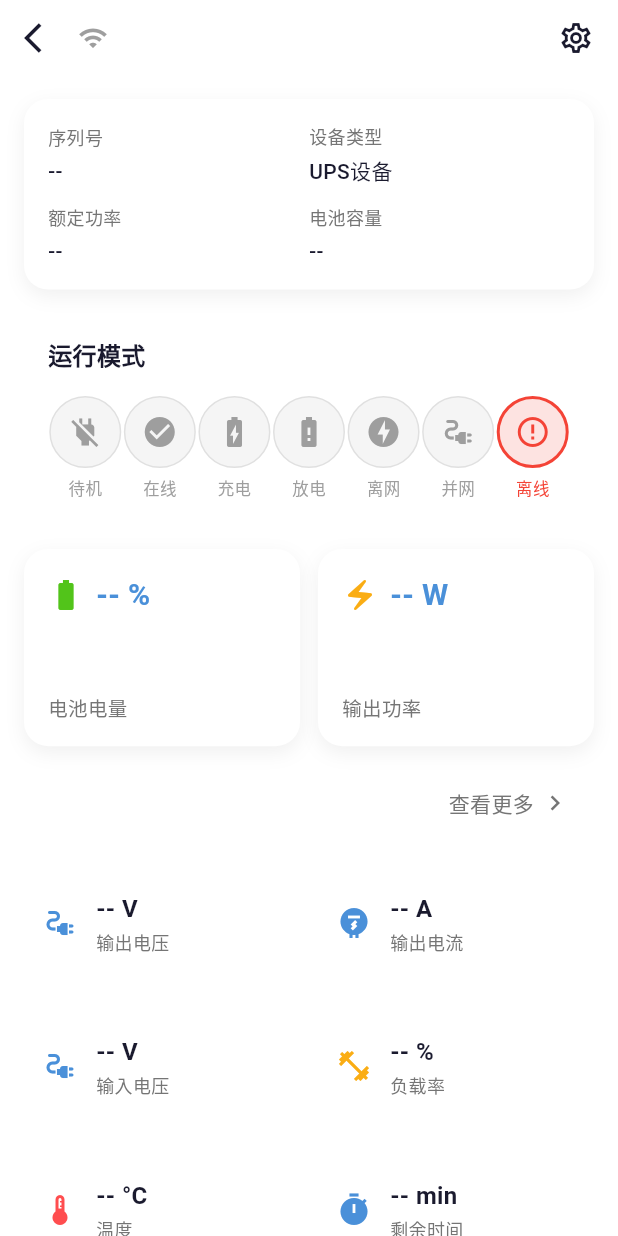
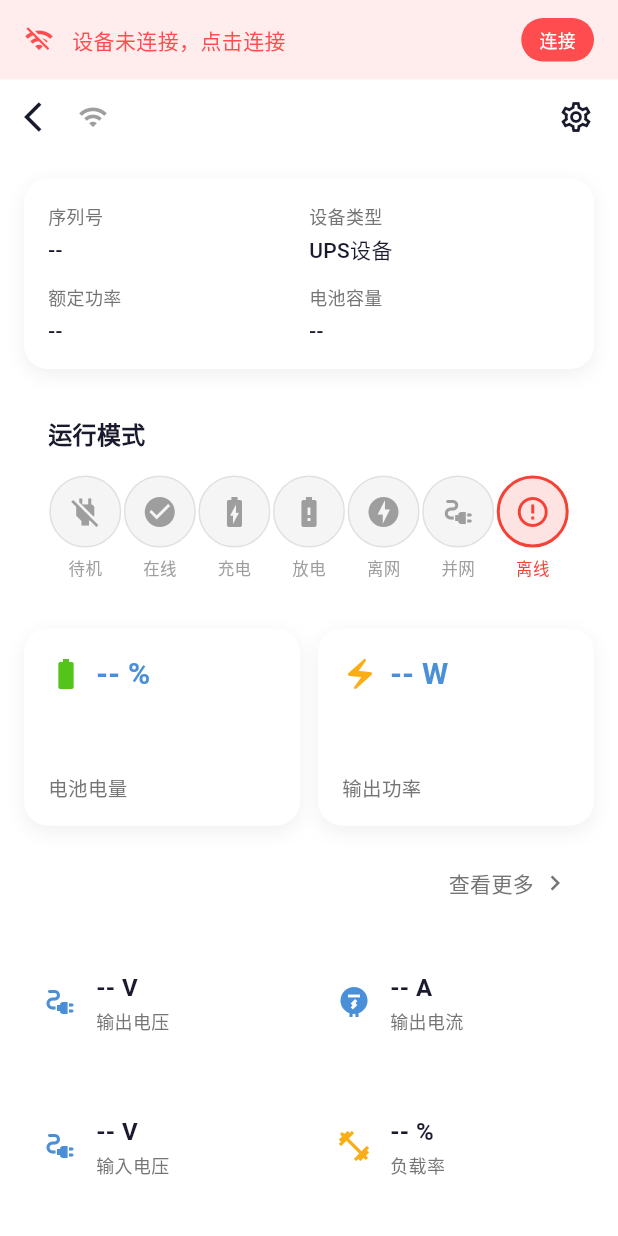
Before and after one commit to kikoguo/ups-monitor-app, a Flutter app: the DeviceDetailScreen screen opened directly with empty values, on a phone screen of 412 x 824 dp. Run offline on Flutter 3.47's test engine with Material 3 defaults, Android fonts, the phone set to English and light mode, and no system bars; our stand-ins replace equatable, shared_preferences; accounts and stored records are empty; network calls fail; statements that could not run were skipped.

Commit message:
fix: 修复详情页类型错误 - _buildConnectionBanner返回非Sliver Widget导致CustomScrollView渲染失败

```diff
--- a/lib/screens/device_detail_screen.dart
+++ b/lib/screens/device_detail_screen.dart
@@ -170,7 +170,8 @@ class _DeviceDetailScreenState extends State<DeviceDetailScreen> {
 
   Widget _buildConnectionBanner() {
     if (_isConnecting) {
-      return Container(
+      return SliverToBoxAdapter(
+        child: Container(
           padding: const EdgeInsets.symmetric(vertical: 12, horizontal: 16),
           color: const Color(0xFF4A90D9).withOpacity(0.1),
           child: const Row(
@@ -185,11 +186,13 @@ class _DeviceDetailScreenState extends State<DeviceDetailScreen> {
               Text('正在连接...', style: TextStyle(fontSize: 14, color: Color(0xFF4A90D9))),
             ],
           ),
+        ),
       );
     }
 
     if (!_device.isOnline) {
-      return GestureDetector(
+      return SliverToBoxAdapter(
+        child: GestureDetector(
           onTap: _showConnectionDialog,
           child: Container(
             padding: const EdgeInsets.symmetric(vertical: 12, horizontal: 16),
@@ -218,10 +221,12 @@ class _DeviceDetailScreenState extends State<DeviceDetailScreen> {
               ],
             ),
           ),
+        ),
       );
     }
 
-    return Container(
+    return SliverToBoxAdapter(
+      child: Container(
         padding: const EdgeInsets.symmetric(vertical: 8, horizontal: 16),
         color: const Color(0xFF52C41A).withOpacity(0.1),
         child: Row(
@@ -242,6 +247,7 @@ class _DeviceDetailScreenState extends State<DeviceDetailScreen> {
               ),
             ),
           ],
+        ),
       ),
     );
   }
```
Lines whose indentation alone changed are shown as unchanged.
